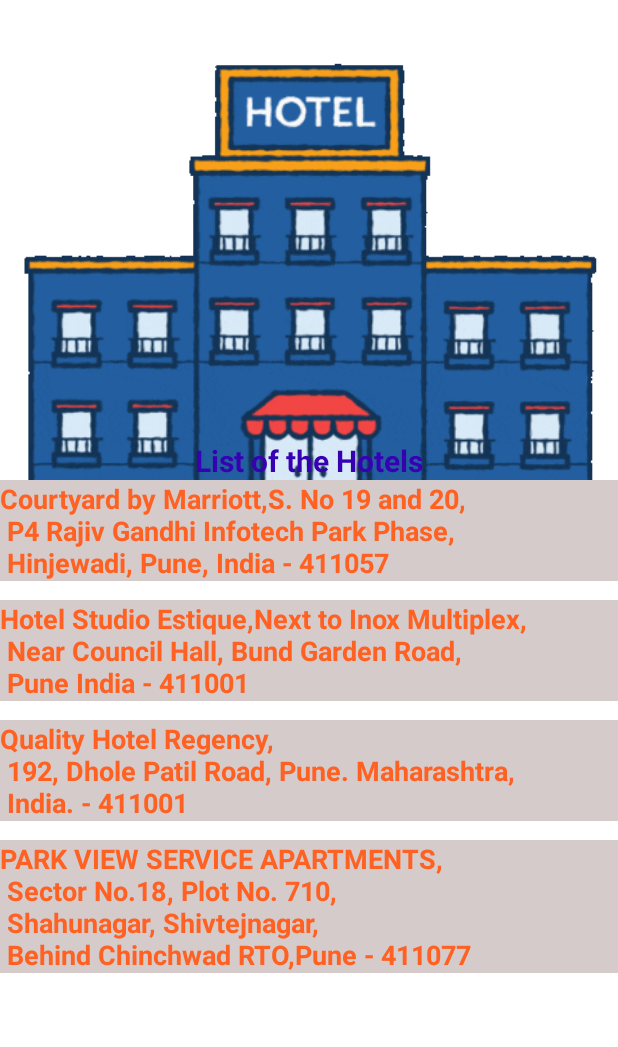
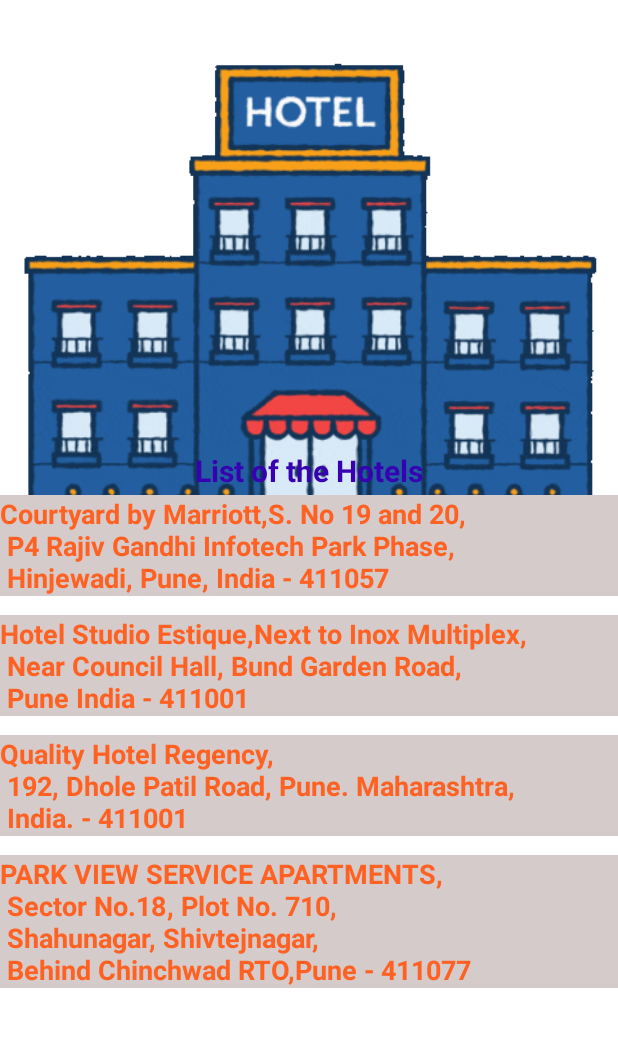
Before and after one commit to Aishab0810/ExplorProject, an Android app: the Hotel screen opened directly, with no data from a screen before it, on a phone screen of 412 x 824 dp, the part 75-1122 px from its top. Run offline under Robolectric (Android 15) with nearby library versions, the phone set to English and light mode, and no system bars.

Commit message:
history changes

```diff
--- a/app/src/main/res/layout/activity_cafe.xml
+++ b/app/src/main/res/layout/activity_cafe.xml
@@ -48,7 +48,7 @@
             android:layout_width="match_parent"
             android:layout_height="match_parent"
             android:src="@drawable/cafeg"
-            android:layout_marginTop="-390dp"
+            android:layout_marginTop="-395dp"
     />
 
     <TextView android:layout_width="match_parent"
--- a/app/src/main/res/layout/activity_hotel.xml
+++ b/app/src/main/res/layout/activity_hotel.xml
@@ -54,7 +54,7 @@
     <TextView android:layout_width="match_parent"
               android:layout_height="wrap_content"
               android:text="List of the Hotels"
-              android:layout_marginTop="343dp"
+              android:layout_marginTop="350dp"
               android:gravity="center"
               android:textSize="20sp"
               android:textStyle="bold"
@@ -64,7 +64,7 @@
     <TextView android:layout_width="match_parent"
               android:layout_height="wrap_content"
               android:text="Courtyard by Marriott,S. No 19 and 20,\n P4 Rajiv Gandhi Infotech Park Phase,\n Hinjewadi, Pune, India - 411057"
-              android:layout_marginTop="370dp"
+              android:layout_marginTop="380dp"
               android:textSize="18sp"
               android:textStyle="bold"
               android:textColor="#FF6122"
@@ -73,7 +73,7 @@
     <TextView android:layout_width="match_parent"
               android:layout_height="wrap_content"
               android:text="Hotel Studio Estique,Next to Inox Multiplex,\n Near Council Hall, Bund Garden Road,\n Pune India - 411001"
-              android:layout_marginTop="450dp"
+              android:layout_marginTop="460dp"
               android:textSize="18sp"
               android:textStyle="bold"
               android:textColor="#FF6122"
@@ -82,7 +82,7 @@
     <TextView android:layout_width="match_parent"
               android:layout_height="wrap_content"
               android:text="Quality Hotel Regency,\n 192, Dhole Patil Road, Pune. Maharashtra,\n India. - 411001"
-              android:layout_marginTop="530dp"
+              android:layout_marginTop="540dp"
               android:textSize="18sp"
               android:textStyle="bold"
               android:textColor="#FF6122"
@@ -91,7 +91,7 @@
     <TextView android:layout_width="match_parent"
               android:layout_height="wrap_content"
               android:text="PARK VIEW SERVICE APARTMENTS,\n Sector No.18, Plot No. 710,\n Shahunagar, Shivtejnagar,\n Behind Chinchwad RTO,Pune - 411077"
-              android:layout_marginTop="610dp"
+              android:layout_marginTop="620dp"
               android:textSize="18sp"
               android:textStyle="bold"
               android:textColor="#FF6122"
--- a/app/src/main/res/values/strings.xml
+++ b/app/src/main/res/values/strings.xml
@@ -51,13 +51,12 @@
         fall to the British in 1817. It was the seasonal capital of the Bombay Presidency and is now a popular tourist
         resort,
         offering cool weather, historic and religious monuments, museums, parks, hotels, and cultural attractions.\n\n
-        <b>Pune has long been a major educational and cultural centre.</b>\n\n
+        <b>Pune has long been a major educational and cultural centre.</b>\n
         The region surrounding Pune includes the Sahyadri Hills, the Balaghat Range (north), and the Mahadeo Hills
         (south),
         which enclose the northern Bhima River valley.\n
         Most of the important religious, historical, and tourist attractions of the region are located in the Sahyadri
-        Hills.\n
-        Some of the famous hill forts of the Marathas, such as Sinhgad, are now resorts.
+        Hills.
     </string>
     <string name="timetable">PMPML offer different types of bus services including Regular, Rainbow, Night,Pune Darshan,
         Ladies Special And Air Conditioned bus
```
Also changed, not shown: app/src/main/res/layout/activity_info.xml (+6 -6 lines), app/src/main/res/layout/activity_temple.xml (+7 -7 lines).
